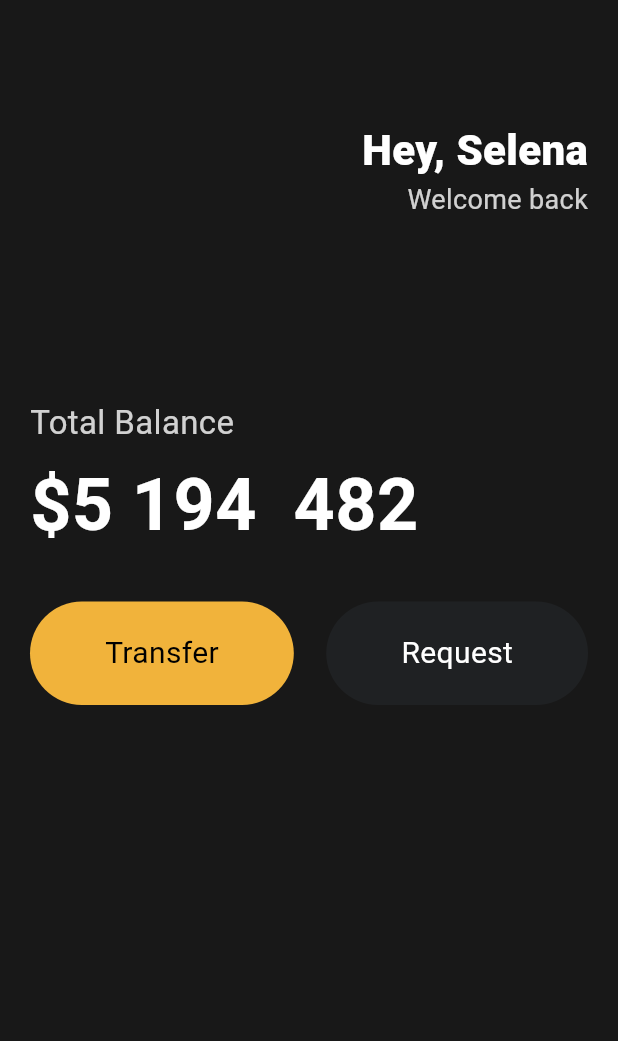
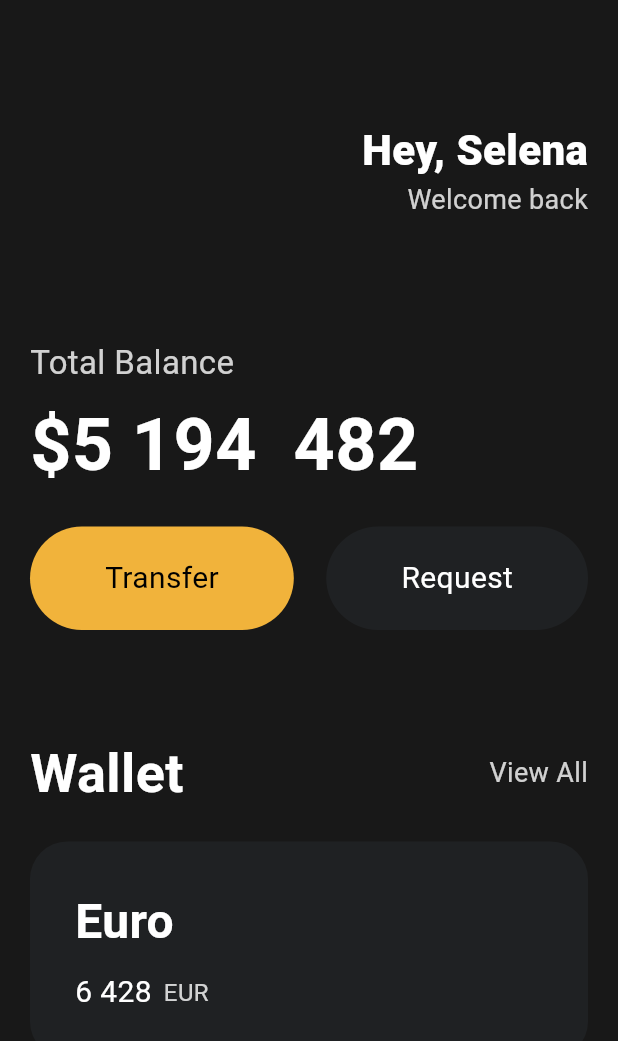
Before and after one commit to yih1612/toonflix, a Flutter app: the screen it shows after launch, on a phone screen of 412 x 824 dp. Shown: the top 1041 px of the screen. Run offline on Flutter 3.47's test engine with Material 3 defaults, Android fonts, the phone set to English and light mode, and no system bars.

Commit message:
3.6 cards

```diff
--- a/lib/main.dart
+++ b/lib/main.dart
@@ -46,7 +46,7 @@ class App extends StatelessWidget {
                     )
                   ],
                 ),
-                const SizedBox(height: 120),
+                const SizedBox(height: 80),
                 Text(
                   'Total Balance',
                   style: TextStyle(
@@ -63,7 +63,7 @@ class App extends StatelessWidget {
                     color: Colors.white,
                   ),
                 ),
-                const SizedBox(height: 30),
+                const SizedBox(height: 20),
                 const Row(
                   mainAxisAlignment: MainAxisAlignment.spaceBetween,
                   children: [
@@ -78,6 +78,72 @@ class App extends StatelessWidget {
                       textColor: Colors.white,
                     )
                   ],
+                ),
+                const SizedBox(height: 70),
+                Row(
+                  mainAxisAlignment: MainAxisAlignment.spaceBetween,
+                  children: [
+                    const Text('Wallet',
+                        style: TextStyle(
+                          color: Colors.white,
+                          fontSize: 36,
+                          fontWeight: FontWeight.w600,
+                        )),
+                    Text('View All',
+                        style: TextStyle(
+                          color: Colors.white.withOpacity(0.8),
+                          fontSize: 18,
+                        ))
+                  ],
+                ),
+                const SizedBox(
+                  height: 20,
+                ),
+                Container(
+                  decoration: BoxDecoration(
+                    color: const Color(0xFF1F2123),
+                    borderRadius: BorderRadius.circular(25),
+                  ),
+                  child: Padding(
+                    padding: const EdgeInsets.all(30),
+                    child: Row(
+                      children: [
+                        Column(
+                          crossAxisAlignment: CrossAxisAlignment.start,
+                          children: [
+                            const Text(
+                              'Euro',
+                              style: TextStyle(
+                                color: Colors.white,
+                                fontSize: 32,
+                                fontWeight: FontWeight.w600,
+                              ),
+                            ),
+                            const SizedBox(height: 10),
+                            Row(
+                              children: [
+                                const Text(
+                                  '6 428',
+                                  style: TextStyle(
+                                    color: Colors.white,
+                                    fontSize: 20,
+                                  ),
+                                ),
+                                const SizedBox(width: 8),
+                                Text(
+                                  'EUR',
+                                  style: TextStyle(
+                                    color: Colors.white.withOpacity(0.8),
+                                    fontSize: 16,
+                                  ),
+                                ),
+                              ],
+                            ),
+                          ],
+                        )
+                      ],
+                    ),
+                  ),
                 )
               ],
             ),
```
